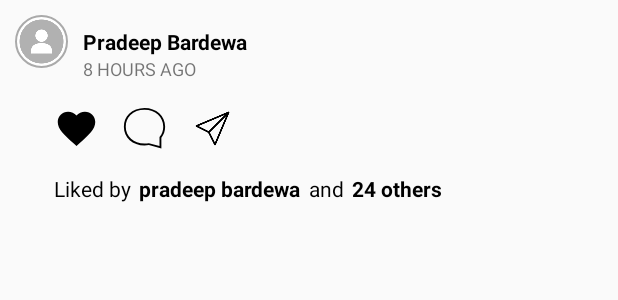
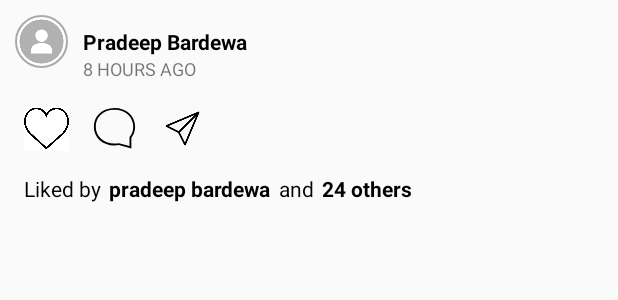
Before and after one commit to bardewap/MyInstagram, an Android app: the layout imagelist.xml on its own in the app's theme, with its tools: preview values and no code run, on a phone screen of 412 x 824 dp. Shown: the top 300 px of the screen. Run offline under Robolectric (Android 15) with nearby library versions, the phone set to English and light mode, and no system bars; plain views replace JZVideoPlayerStandard; network calls fail.

Commit message:
initial commit

```diff
--- a/app/src/main/java/com/example/myinstagram/MainActivity.java
+++ b/app/src/main/java/com/example/myinstagram/MainActivity.java
@@ -61,8 +61,8 @@ public class MainActivity extends AppCompatActivity
         Toolbar toolbar = findViewById(R.id.toolbar);
         setSupportActionBar(toolbar);
         context = MainActivity.this;
-        //  getSupportActionBar().setTitle("Instagram");
-        // toolbar.setTitleTextColor(getResources().getColor(R.color.overlay_dark_90));
+//        getSupportActionBar().setTitle("\uD835\uDD74\uD835\uDD93\uD835\uDD98\uD835\uDD99\uD835\uDD86\uD835\uDD8C\uD835\uDD97\uD835\uDD86\uD835\uDD92");
+//        toolbar.setTitleTextColor(getResources().getColor(R.color.overlay_dark_90));
 
 
         init();
--- a/app/src/main/res/drawable/like.xml
+++ /dev/null
@@ -1,4 +0,0 @@
-<?xml version="1.0" encoding="utf-8"?>
-<selector xmlns:android="http://schemas.android.com/apk/res/android">
-
-</selector>
--- a/app/src/main/res/layout/imagelist.xml
+++ b/app/src/main/res/layout/imagelist.xml
@@ -116,8 +116,8 @@
                     android:layout_width="30dp"
                     android:layout_height="30dp"
                     android:layout_marginTop="15dp"
-                    android:src="@drawable/ic_heart"
-                    android:layout_marginStart="36dp"
+                    android:src="@drawable/like"
+                    android:layout_marginStart="16dp"
                     tools:ignore="RtlCompat,VectorDrawableCompat" />
 
                 <ImageView
@@ -165,7 +165,7 @@
                     android:layout_width="wrap_content"
                     android:layout_height="wrap_content"
                     android:textColor="@android:color/black"
-                    android:layout_marginStart="36dp"
+                    android:layout_marginStart="16dp"
                     android:textStyle="normal"
                     android:text="Liked by"
                     tools:ignore="RtlCompat" />
--- a/app/src/main/res/values/colors.xml
+++ b/app/src/main/res/values/colors.xml
@@ -2,7 +2,7 @@
 <resources>
     <color name="colorPrimary">#ffffff</color>
     <color name="colorPrimaryDark">#d2d2d2</color>
-    <color name="colorAccent">#0288d1</color>
+    <color name="colorAccent">#C2185B</color>
 
     <color name="background_color">#d8dadd</color>
     <color name="color_white">#ffffff</color>
```
Also changed, not shown: app/src/main/res/layout/app_bar_main.xml (+10 -10 lines), app/src/main/res/drawable/like.png (added).
